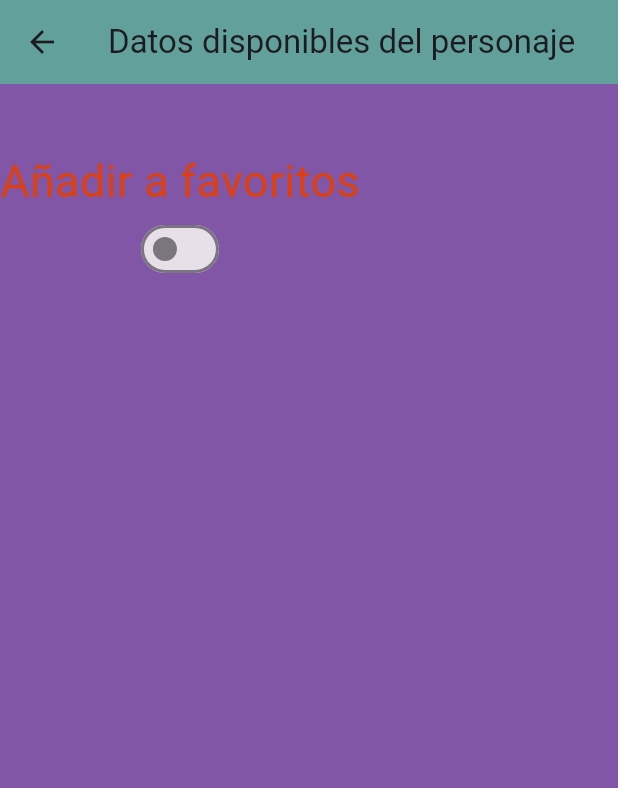
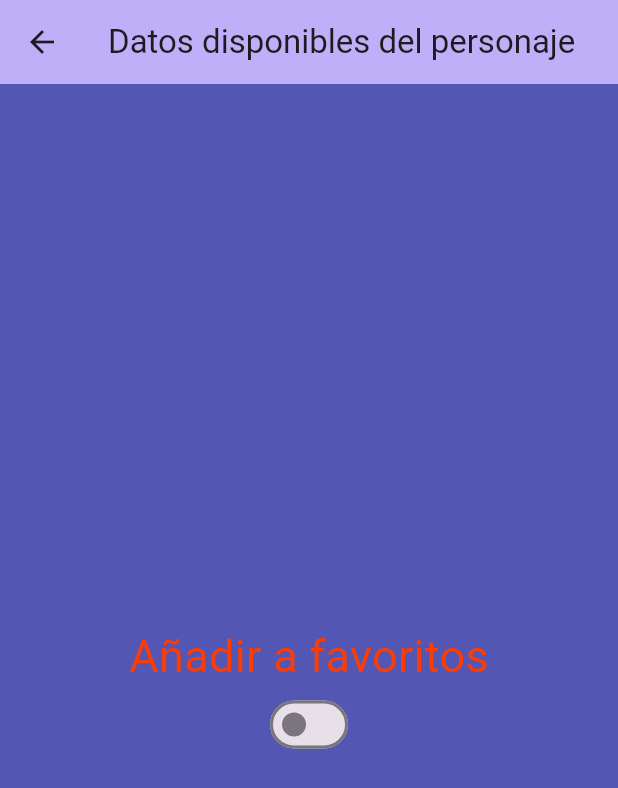
Before and after one commit to Alcach/app_juego_de_tronos, a Flutter app: the PantallaPersonajeDetalle screen opened directly with empty values, on a phone screen of 412 x 824 dp. Shown: the top 788 px of the screen. Run offline on Flutter 3.47's test engine with Material 3 defaults, Android fonts, the phone set to English and light mode, and no system bars; our stand-ins replace shared_preferences; accounts and stored records are empty; network calls fail.

Commit message:
Limpieza de los avisos de la sección "problems", forzar la funcion de generar un personaje aleatorio al iniciar a repetirse si el personaje no tiene nombre

```diff
--- a/lib/pantalla_personaje_detalle.dart
+++ b/lib/pantalla_personaje_detalle.dart
@@ -1,3 +1,5 @@
+// ignore_for_file: unnecessary_string_interpolations, prefer_adjacent_string_concatenation, non_constant_identifier_names
+
 import 'dart:convert';
 import 'package:app_juego_de_tronos/ListaPersonajesFavoritos.dart';
 import 'package:app_juego_de_tronos/personaje_detallado.dart';
@@ -6,12 +8,10 @@ import 'package:flutter/material.dart';
 import 'package:http/http.dart' as http;
 import 'package:shared_preferences/shared_preferences.dart';
 
-//https://medium.com/flutter-community/parsing-complex-json-in-flutter-747c46655f51
-
 // ignore: must_be_immutable
 class PantallaPersonajeDetalle extends StatefulWidget {
   String URL_OtraPantalla;
-  PantallaPersonajeDetalle(this.URL_OtraPantalla);
+  PantallaPersonajeDetalle(this.URL_OtraPantalla, {super.key});
   //const PantallaPersonajeDetalle({super.key, required this.URL_OtraPantalla});
 
   @override
@@ -193,18 +193,19 @@ class _PantallaPersonajeDetalleState extends State<PantallaPersonajeDetalle> {
   Widget build(BuildContext context) {
     return Scaffold(
         appBar: AppBar(
-          title: Text("Datos disponibles del personaje"),
-          backgroundColor: const Color.fromARGB(255, 98, 160, 155)),
-      backgroundColor: const Color.fromARGB(255, 130, 86, 167),
-      body: SingleChildScrollView(
+            title: const Text("Datos disponibles del personaje"),
+            backgroundColor: const Color.fromARGB(255, 189, 175, 248)),
+        backgroundColor: const Color.fromARGB(255, 84, 86, 180),
+        body: Center(
+          child: SingleChildScrollView(
               child: Column(children: [
             Text(TextoPers,
                 style: const TextStyle(
-                fontSize: 30, color: Color.fromARGB(255, 110, 66, 53))),
-        Text(
+                    fontSize: 30, color: Color.fromARGB(255, 224, 164, 34))),
+            const Text(
               "Añadir a favoritos",
-          style:
-              TextStyle(fontSize: 30, color: Color.fromARGB(255, 221, 64, 16)),
+              style: TextStyle(
+                  fontSize: 30, color: Color.fromARGB(255, 255, 60, 0)),
             ),
             Switch(
               value: Esfavorito,
@@ -214,6 +215,6 @@ class _PantallaPersonajeDetalleState extends State<PantallaPersonajeDetalle> {
               }),
             )
           ])),
-    );
+        ));
   }
 }
--- a/lib/personaje_detallado.dart
+++ b/lib/personaje_detallado.dart
@@ -1,3 +1,5 @@
+// ignore_for_file: non_constant_identifier_names
+
 class PersonajeDet {
   final String url;
   final String nombre;
@@ -49,7 +51,7 @@ class PersonajeDet {
     List<String> listaTv = SeriesTl.cast<String>();
     var Actores = json['playedBy'];
     List<String> listaActores = Actores.cast<String>();
-    return new PersonajeDet(
+    return PersonajeDet(
         url: json['url'],
         nombre: json['name'],
         genero: json['gender'],
```
Also changed, not shown: lib/ListaPersonajesFavoritos.dart (+8 -7 lines), lib/lista_personajes.dart (+6 -5 lines), lib/main.dart (+12 -9 lines), lib/pantallalistafavoritos.dart (+6 -6 lines). Lines whose indentation alone changed are shown as unchanged.
